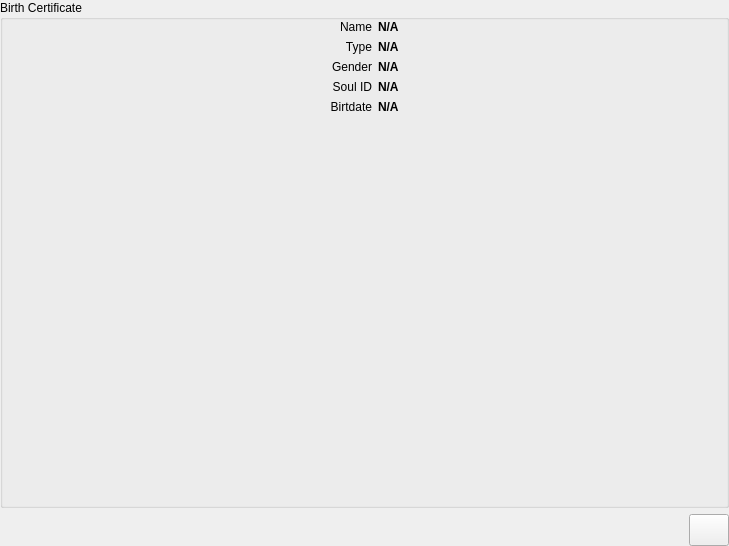
First picture: the form in integration/v2/src/libs/libwidgets/widgets/ui/PortableIDWidget.ui, repository mrdeveloperdude/OctoMY, before the edit.
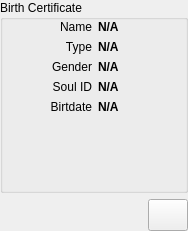
Second picture: the form after the edit. The open tabs and pages were chosen to show the change. Icons and pictures are not drawn. Custom widgets are drawn as their Qt base class.

What changed in the file:
```diff
--- a/integration/v2/src/libs/libwidgets/widgets/ui/PortableIDWidget.ui
+++ b/integration/v2/src/libs/libwidgets/widgets/ui/PortableIDWidget.ui
@@ -6,10 +6,16 @@
    <rect>
     <x>0</x>
     <y>0</y>
-    <width>729</width>
-    <height>546</height>
+    <width>188</width>
+    <height>231</height>
    </rect>
   </property>
+  <property name="sizePolicy">
+   <sizepolicy hsizetype="MinimumExpanding" vsizetype="MinimumExpanding">
+    <horstretch>0</horstretch>
+    <verstretch>0</verstretch>
+   </sizepolicy>
+  </property>
   <property name="windowTitle">
    <string>Form</string>
   </property>
@@ -28,10 +34,22 @@
    </property>
    <item>
     <widget class="QStackedWidget" name="stackedWidget">
+     <property name="sizePolicy">
+      <sizepolicy hsizetype="MinimumExpanding" vsizetype="MinimumExpanding">
+       <horstretch>0</horstretch>
+       <verstretch>0</verstretch>
+      </sizepolicy>
+     </property>
      <property name="currentIndex">
       <number>1</number>
      </property>
      <widget class="QWidget" name="pageCertificate">
+      <property name="sizePolicy">
+       <sizepolicy hsizetype="MinimumExpanding" vsizetype="MinimumExpanding">
+        <horstretch>0</horstretch>
+        <verstretch>0</verstretch>
+       </sizepolicy>
+      </property>
       <layout class="QGridLayout" name="gridLayout">
        <property name="leftMargin">
         <number>0</number>
@@ -117,7 +135,7 @@
           <item row="1" column="2">
            <widget class="QLabel" name="labelType">
             <property name="sizePolicy">
-             <sizepolicy hsizetype="Minimum" vsizetype="Minimum">
+             <sizepolicy hsizetype="MinimumExpanding" vsizetype="Minimum">
               <horstretch>0</horstretch>
               <verstretch>0</verstretch>
              </sizepolicy>
@@ -154,6 +172,12 @@
           </item>
           <item row="4" column="2">
            <widget class="QLabel" name="labelBirthdate">
+            <property name="sizePolicy">
+             <sizepolicy hsizetype="MinimumExpanding" vsizetype="Minimum">
+              <horstretch>0</horstretch>
+              <verstretch>0</verstretch>
+             </sizepolicy>
+            </property>
             <property name="font">
              <font>
               <weight>75</weight>
@@ -168,7 +192,7 @@
           <item row="2" column="2">
            <widget class="QLabel" name="labelGender">
             <property name="sizePolicy">
-             <sizepolicy hsizetype="Minimum" vsizetype="Minimum">
+             <sizepolicy hsizetype="MinimumExpanding" vsizetype="Minimum">
               <horstretch>0</horstretch>
               <verstretch>0</verstretch>
              </sizepolicy>
@@ -206,7 +230,7 @@
           <item row="3" column="2">
            <widget class="QLabel" name="labelID">
             <property name="sizePolicy">
-             <sizepolicy hsizetype="Minimum" vsizetype="Minimum">
+             <sizepolicy hsizetype="MinimumExpanding" vsizetype="Minimum">
               <horstretch>0</horstretch>
               <verstretch>0</verstretch>
              </sizepolicy>
@@ -235,30 +259,6 @@
             </property>
            </widget>
           </item>
-          <item row="5" column="1" colspan="2">
-           <layout class="QHBoxLayout" name="horizontalLayout">
-            <item>
-             <widget class="IdenticonWidget" name="widgetIdenticon" native="true">
-              <property name="sizePolicy">
-               <sizepolicy hsizetype="Minimum" vsizetype="Expanding">
-                <horstretch>0</horstretch>
-                <verstretch>0</verstretch>
-               </sizepolicy>
-              </property>
-             </widget>
-            </item>
-            <item>
-             <widget class="QRWidget" name="widgetQR" native="true">
-              <property name="sizePolicy">
-               <sizepolicy hsizetype="Minimum" vsizetype="Expanding">
-                <horstretch>0</horstretch>
-                <verstretch>0</verstretch>
-               </sizepolicy>
-              </property>
-             </widget>
-            </item>
-           </layout>
-          </item>
           <item row="0" column="1">
            <widget class="QLabel" name="labelNameCaption">
             <property name="text">
@@ -272,7 +272,7 @@
           <item row="0" column="2">
            <widget class="QLabel" name="labelName">
             <property name="sizePolicy">
-             <sizepolicy hsizetype="Minimum" vsizetype="Minimum">
+             <sizepolicy hsizetype="MinimumExpanding" vsizetype="Minimum">
               <horstretch>0</horstretch>
               <verstretch>0</verstretch>
              </sizepolicy>
@@ -291,6 +291,54 @@
             </property>
            </widget>
           </item>
+          <item row="5" column="0" colspan="4">
+           <layout class="QHBoxLayout" name="horizontalLayout">
+            <item>
+             <widget class="IdenticonWidget" name="widgetIdenticon" native="true">
+              <property name="sizePolicy">
+               <sizepolicy hsizetype="MinimumExpanding" vsizetype="MinimumExpanding">
+                <horstretch>0</horstretch>
+                <verstretch>0</verstretch>
+               </sizepolicy>
+              </property>
+              <property name="minimumSize">
+               <size>
+                <width>0</width>
+                <height>48</height>
+               </size>
+              </property>
+              <property name="sizeIncrement">
+               <size>
+                <width>10</width>
+                <height>10</height>
+               </size>
+              </property>
+             </widget>
+            </item>
+            <item>
+             <widget class="QRWidget" name="widgetQR" native="true">
+              <property name="sizePolicy">
+               <sizepolicy hsizetype="MinimumExpanding" vsizetype="MinimumExpanding">
+                <horstretch>0</horstretch>
+                <verstretch>0</verstretch>
+               </sizepolicy>
+              </property>
+              <property name="minimumSize">
+               <size>
+                <width>0</width>
+                <height>48</height>
+               </size>
+              </property>
+              <property name="sizeIncrement">
+               <size>
+                <width>10</width>
+                <height>10</height>
+               </size>
+              </property>
+             </widget>
+            </item>
+           </layout>
+          </item>
          </layout>
         </widget>
        </item>
```
Left out of the diff: 28 changed lines with no effect on the pictures.
